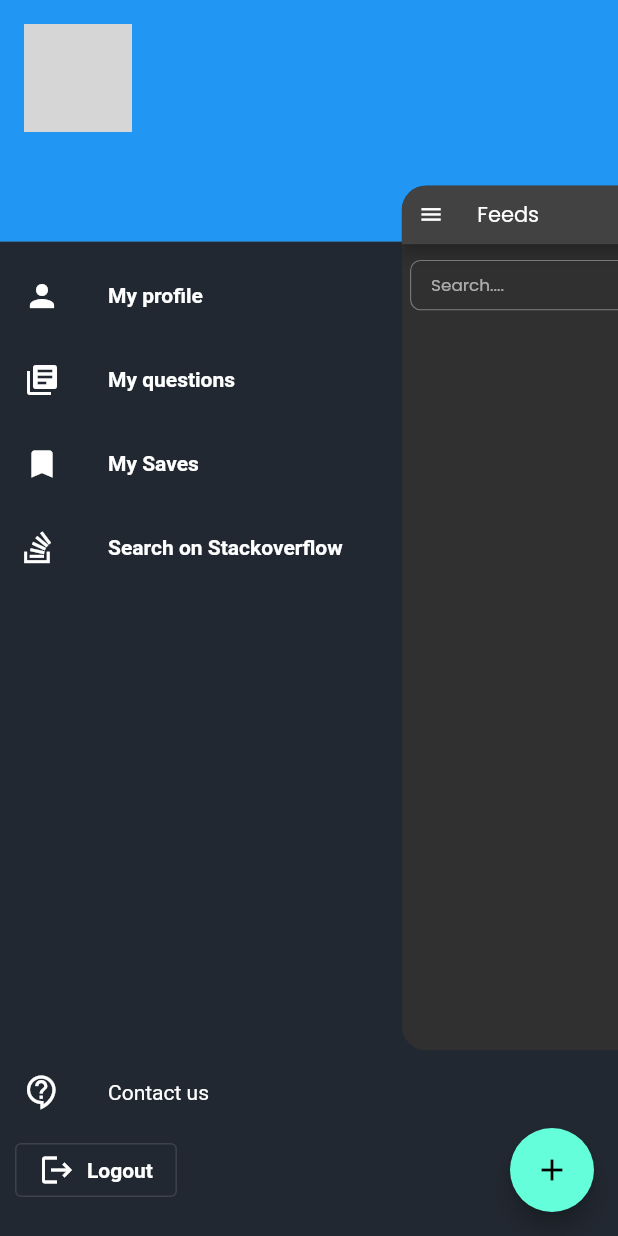
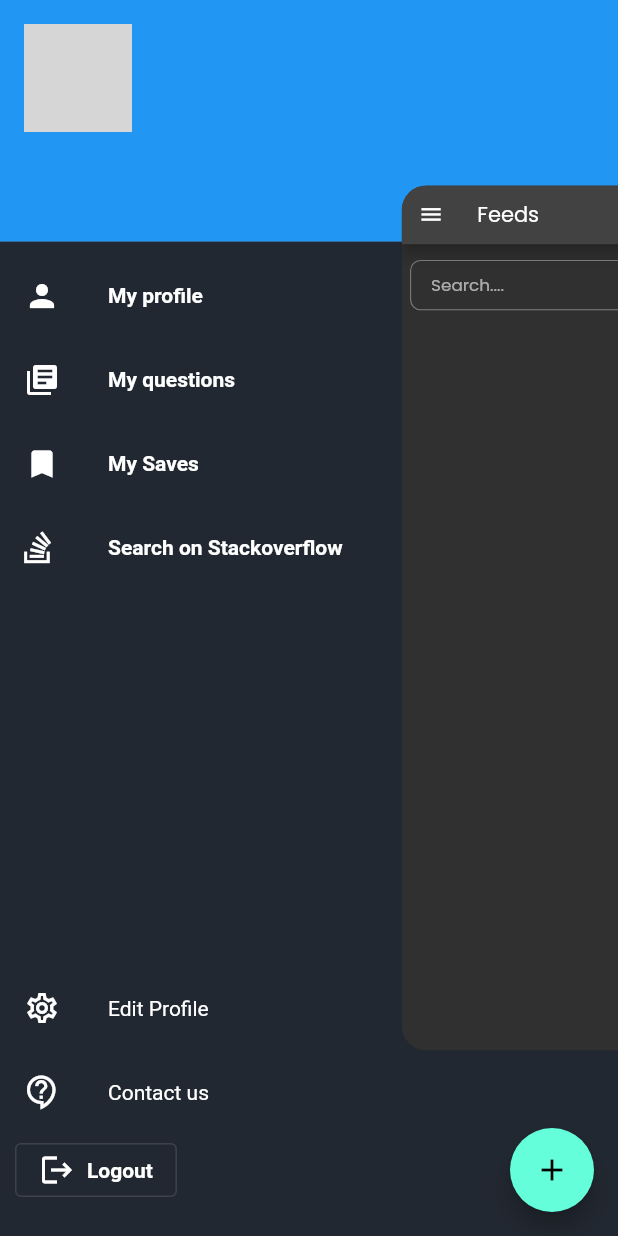
Before and after one commit to yazanR2000/StackExchange, a Flutter app: the screen it shows once a user with an empty profile is signed in, after a tap on the "menu" icon, on a phone screen of 412 x 824 dp. Run offline on Flutter 3.47's test engine with Material 2 defaults, Android fonts, the phone set to English and light mode, and no system bars; drawn by our look-alikes of flutter_zoom_drawer; our stand-ins replace carousel_slider, cloud_firestore, firebase_auth, firebase_core, firebase_storage, font_awesome_flutter and 3 more; missing offline and left inert: flutter_syntax_view, google_ml_kit; accounts and stored records are empty; network calls fail; grey boxes are pictures that could not be loaded.

Commit message:
edit profile

```diff
--- a/lib/main.dart
+++ b/lib/main.dart
@@ -15,6 +15,7 @@ import 'package:stackexchange/screens/stackoverflow.dart';
 import './screens/profile.dart';
 import './screens/add_new_question.dart';
 import 'screens/contact_Us.dart';
+import 'screens/edit_profile.dart';
 import 'screens/login_signUP/StartScreen.dart';
 import './screens/login_signUP/signup.dart';
 import './screens/login_signUP/login.dart';
@@ -50,7 +51,6 @@ class MyApp extends StatelessWidget {
         ),
       ],
       child: MaterialApp(
-
         title: "QCODE",
         debugShowCheckedModeBanner: false,
         //themeMode: ThemeMode.dark,
@@ -113,7 +113,7 @@ class MyApp extends StatelessWidget {
             ),
             bodyText2: TextStyle(
               // fontWeight: FontWeight.bold,
-             //color: Colors.grey,
+              //color: Colors.grey,
               fontSize: 15,
             ),
           ),
@@ -121,7 +121,6 @@ class MyApp extends StatelessWidget {
         // darkTheme: ThemeData.dark(
         //   useMaterial3: true
         // ),
-
 
         home: Auth(),
         routes: {
@@ -142,6 +141,7 @@ class MyApp extends StatelessWidget {
           '/ChatScreen': (context) => ChatScreen(),
           '/image_Too_text': (context) => image_To_text(),
           '/GetContact': (context) => GetContact(),
+          '/EditProfile': ((context) => EditProfile()),
           testPage.screenRoute: (context) => testPage()
         },
       ),
--- a/lib/widgets/Drawer.dart
+++ b/lib/widgets/Drawer.dart
@@ -147,6 +147,16 @@ class _AppDrawerState extends State<AppDrawer> {
                     children: [
                       ListTile(
                         onTap: () async {
+                          await Navigator.of(context).pushNamed('/EditProfile');
+                        },
+                        title: Text(
+                          "Edit Profile",
+                          style: Theme.of(context).textTheme.bodyText2,
+                        ),
+                        leading: Icon(Icons.settings_outlined),
+                      ),
+                      ListTile(
+                        onTap: () async {
                           await Navigator.of(context).pushNamed('/Contact_Us');
                         },
                         title: Text(
```
Also changed, not shown: lib/screens/edit_profile.dart (added, +18 -0 lines).
